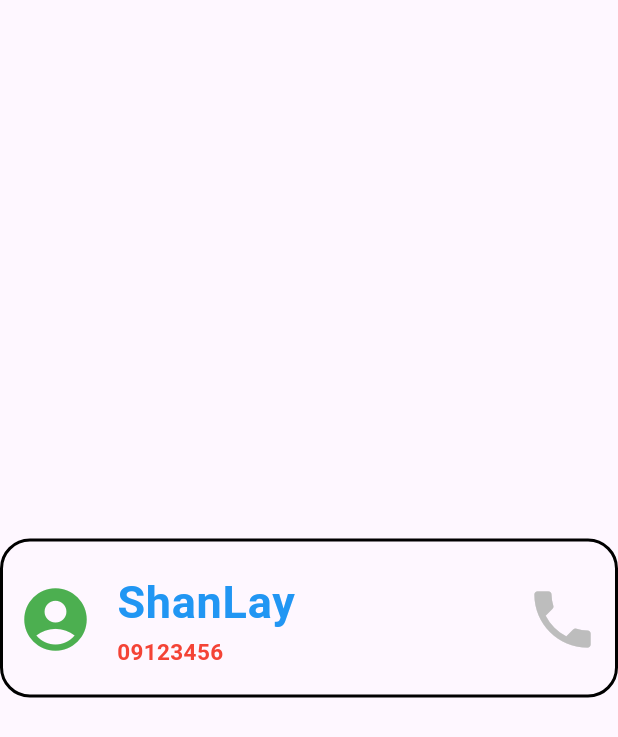
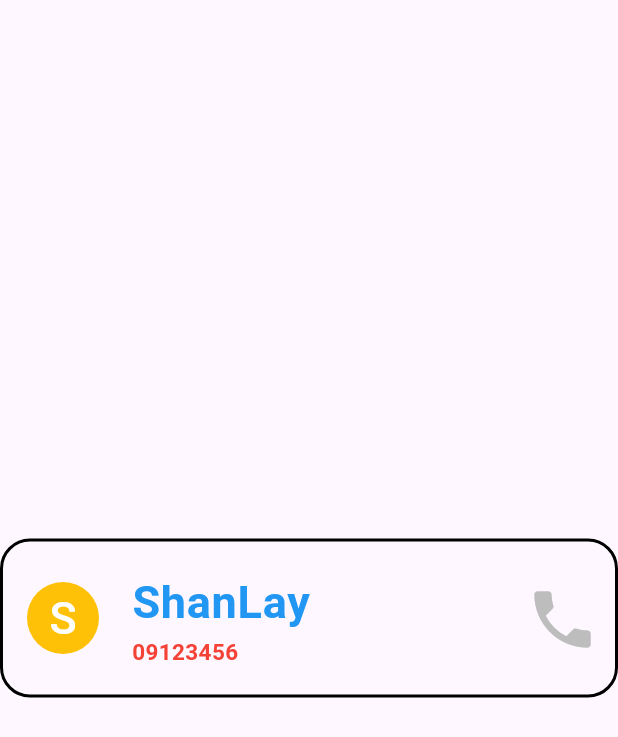
Before and after one commit to SaiKyawZinHtoo/Flutter_Test, a Flutter app: the screen it shows after launch, on a phone screen of 412 x 824 dp. Shown: the top 737 px of the screen. Run offline on Flutter 3.47's test engine with Material 3 defaults, Android fonts, the phone set to English and light mode, and no system bars; missing offline and left inert: dart:ffi.

Commit message:
use circle avatar

```diff
--- a/testing_flutter_project/lib/widgets/listTile.dart
+++ b/testing_flutter_project/lib/widgets/listTile.dart
@@ -5,7 +5,7 @@ class ListtileWidget extends StatelessWidget {
 
   @override
   Widget build(BuildContext context) {
-    return Scaffold(
+    return const Scaffold(
       body: Center(
         child: ListTitleWidget(
           text1: "ShanLay",
@@ -29,14 +29,19 @@ class ListTitleWidget extends StatelessWidget {
   @override
   Widget build(BuildContext context) {
     return ListTile(
-      leading: const Icon(
-        Icons.account_circle,
-        size: 50,
-        color: Colors.green,
+      leading: const CircleAvatar(
+        backgroundColor: Colors.amber,
+        radius: 30,
+        child: Text("S", style: TextStyle(fontSize: 30, color: Colors.white)),
       ),
+      //const Icon(
+      //   Icons.account_circle,
+      //   size: 50,
+      //   color: Colors.green,
+      // ),
       title: Text(
         text1,
-        style: TextStyle(
+        style: const TextStyle(
           fontSize: 30,
           fontWeight: FontWeight.bold,
           color: Colors.blue,
@@ -44,7 +49,7 @@ class ListTitleWidget extends StatelessWidget {
       ),
       subtitle: Text(
         text2,
-        style: TextStyle(
+        style: const TextStyle(
           fontSize: 15,
           fontWeight: FontWeight.bold,
           color: Colors.red,
@@ -56,7 +61,7 @@ class ListTitleWidget extends StatelessWidget {
       contentPadding: const EdgeInsets.symmetric(horizontal: 10, vertical: 10),
       shape: RoundedRectangleBorder(
         borderRadius: BorderRadius.circular(20),
-        side: BorderSide(
+        side: const BorderSide(
           color: Colors.black,
           width: 2,
         ),
```
